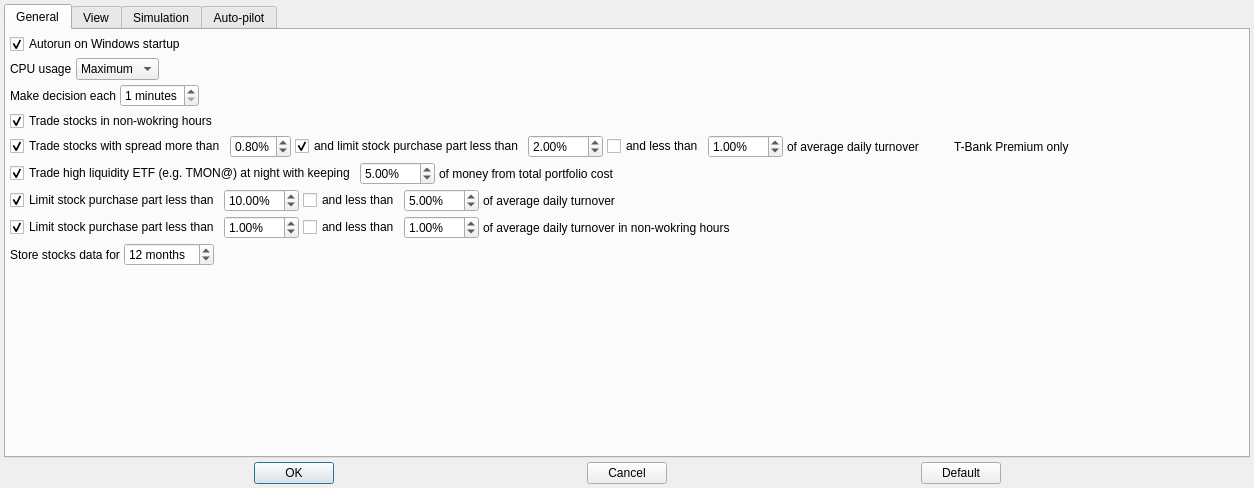
This is app/src/dialogs/settingsdialog/settingsdialog.ui in Gris87/TInvestor as Qt 5 draws it before an edit. The edited form follows.
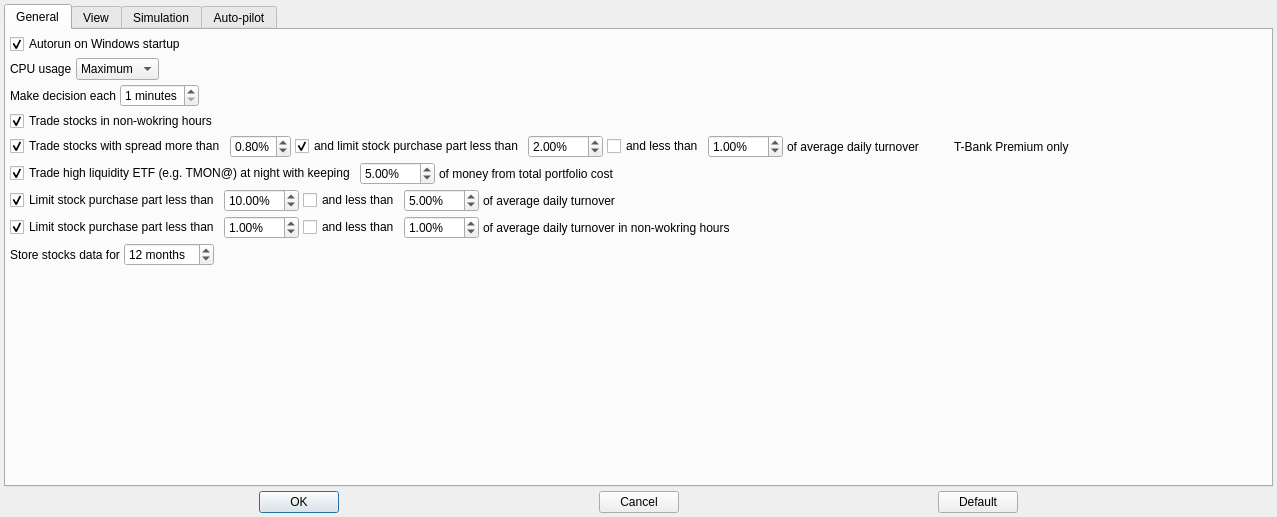
This is the edited form. Icons and pictures are not drawn.

```diff
--- a/app/src/dialogs/settingsdialog/settingsdialog.ui
+++ b/app/src/dialogs/settingsdialog/settingsdialog.ui
@@ -6,8 +6,8 @@
    <rect>
     <x>0</x>
     <y>0</y>
-    <width>1254</width>
-    <height>488</height>
+    <width>1277</width>
+    <height>517</height>
    </rect>
   </property>
   <property name="windowTitle">
```
